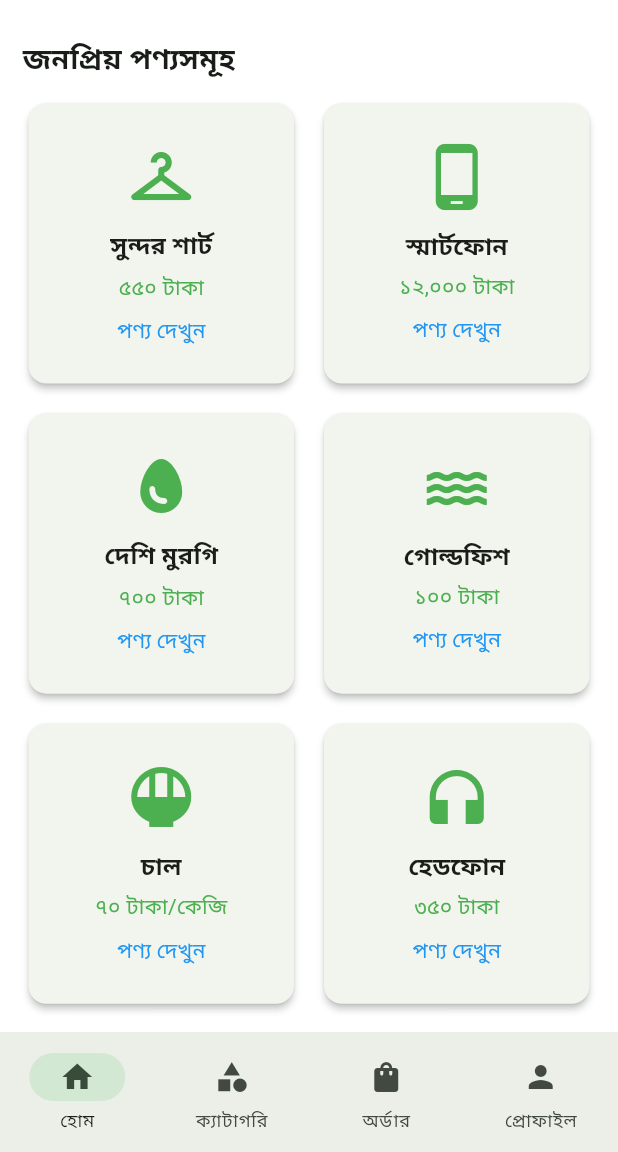
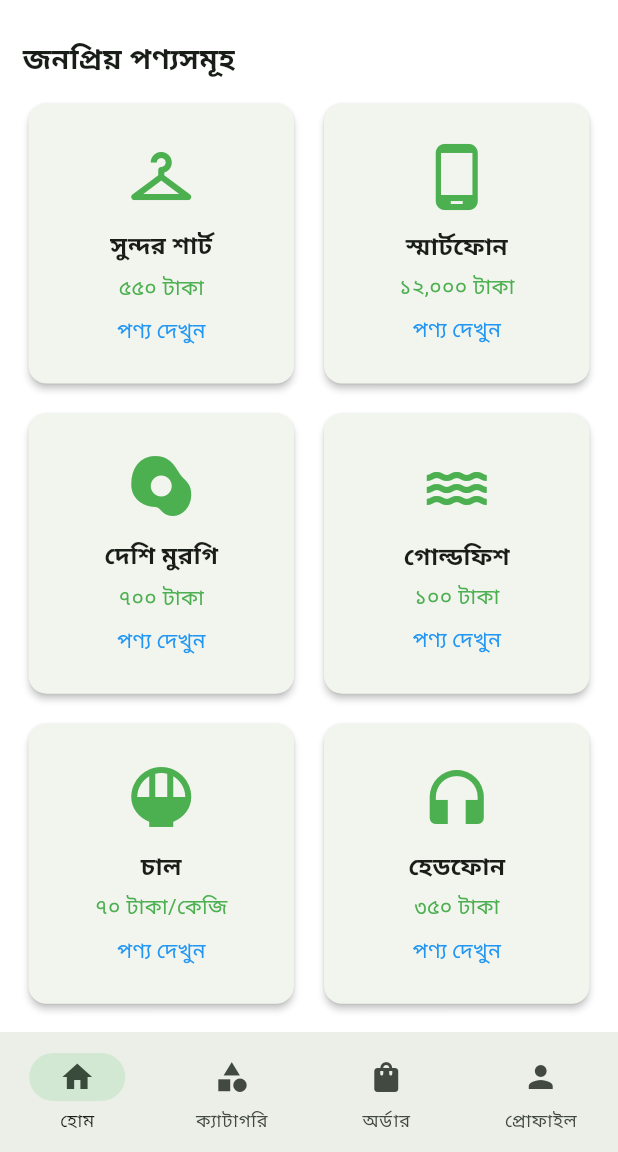
Before and after one commit to arafat890arafat90k-stack/Sobar-Dokan, a Flutter app: the screen it shows after launch, scrolled down 433 dp, on a phone screen of 412 x 824 dp, the part 84-1236 px from its top. Run offline on Flutter 3.47's test engine with Material 3 defaults, Android fonts, the phone set to English and light mode, and no system bars; our stand-ins replace supabase_flutter; accounts and stored records are empty.

Commit message:
Update main.dart

```diff
--- a/lib/main.dart
+++ b/lib/main.dart
@@ -62,7 +62,7 @@ class _HomePageState extends State<HomePage> {
     {'name': 'স্মার্টফোন', 'price': '১২,০০০ টাকা',
       'category': 'মোবাইল', 'icon': Icons.phone_android},
     {'name': 'দেশি মুরগি', 'price': '৭০০ টাকা',
-      'category': 'মুরগি', 'icon': Icons.egg},
+      'category': 'মুরগি', 'icon': Icons.egg_alt},
     {'name': 'গোল্ডফিশ', 'price': '১০০ টাকা',
       'category': 'মাছ', 'icon': Icons.water},
     {'name': 'চাল', 'price': '৭০ টাকা/কেজি',
```
